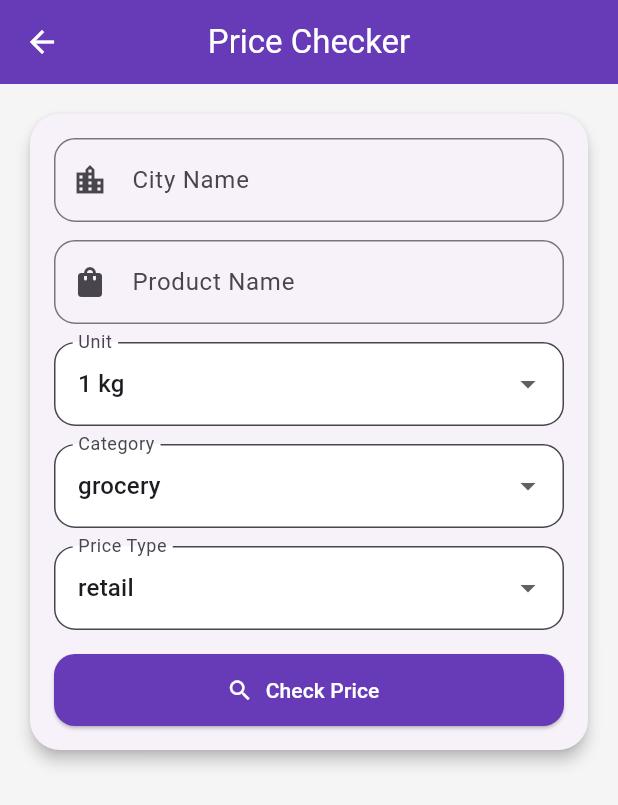
After one commit to Abdulbasit24075/mini-bank-organizer, a Flutter app: the AdminDashboard screen opened directly, after a tap on "Check Product Price", on a phone screen of 412 x 824 dp. The commit adds this screen. Shown: the top 805 px of the screen. Run offline on Flutter 3.47's test engine with Material 3 defaults, Android fonts, the phone set to English and light mode, and no system bars; our stand-ins replace cloud_firestore, firebase_auth, firebase_core, pdf, printing; accounts and stored records are empty.

Commit message:
commit before updating pdf

```diff
--- a/lib/admin/admin_dashboard.dart
+++ b/lib/admin/admin_dashboard.dart
@@ -1,9 +1,11 @@
 import 'package:flutter/material.dart';
 import 'package:firebase_auth/firebase_auth.dart';
 import 'package:cloud_firestore/cloud_firestore.dart';
+
 import 'select_user_type_screen.dart';
 import 'linked_users_screen.dart';
 import 'admin_notebooks_screen.dart';
+import 'price_checker_screen.dart';
 import '../auth/signup_screen.dart';
 
 class AdminDashboard extends StatelessWidget {
@@ -18,6 +20,51 @@ class AdminDashboard extends StatelessWidget {
     return doc.data();
   }
 
+  Widget _dashboardCard({
+    required Color color,
+    required String title,
+    required String buttonText,
+    required VoidCallback onPressed,
+  }) {
+    return Card(
+      color: color,
+      shape: RoundedRectangleBorder(
+        borderRadius: BorderRadius.circular(16),
+      ),
+      elevation: 3,
+      child: Padding(
+        padding: const EdgeInsets.all(16),
+        child: Column(
+          crossAxisAlignment: CrossAxisAlignment.start,
+          children: [
+            Text(
+              title,
+              style: const TextStyle(
+                fontSize: 18,
+                fontWeight: FontWeight.bold,
+                color: Colors.white,
+              ),
+            ),
+            const SizedBox(height: 12),
+            SizedBox(
+              width: double.infinity,
+              child: ElevatedButton(
+                style: ElevatedButton.styleFrom(
+                  backgroundColor: Colors.deepPurple,
+                ),
+                onPressed: onPressed,
+                child: Text(
+                  buttonText,
+                  style: const TextStyle(color: Colors.white),
+                ),
+              ),
+            ),
+          ],
+        ),
+      ),
+    );
+  }
+
   @override
   Widget build(BuildContext context) {
     return Scaffold(
@@ -25,8 +72,6 @@ class AdminDashboard extends StatelessWidget {
         title: const Text('Admin Dashboard'),
         backgroundColor: Colors.deepPurple,
         centerTitle: true,
-
-        // ✅ LOGOUT ICON ADDED (ONLY CHANGE)
         actions: [
           IconButton(
             icon: const Icon(Icons.logout),
@@ -55,10 +100,10 @@ class AdminDashboard extends StatelessWidget {
 
             final admin = snapshot.data!;
 
-            return Column(
+            return SingleChildScrollView(
+              child: Column(
                 crossAxisAlignment: CrossAxisAlignment.start,
                 children: [
-                // ================= ADMIN DETAILS CARD =================
                   Card(
                     color: Colors.purple.shade400,
                     shape: RoundedRectangleBorder(
@@ -100,33 +145,10 @@ class AdminDashboard extends StatelessWidget {
 
                   const SizedBox(height: 24),
 
-                // ================= MY BILLERS CARD =================
-                Card(
+                  _dashboardCard(
                     color: Colors.pink.shade500,
-                  shape: RoundedRectangleBorder(
-                    borderRadius: BorderRadius.circular(16),
-                  ),
-                  elevation: 3,
-                  child: Padding(
-                    padding: const EdgeInsets.all(16),
-                    child: Column(
-                      crossAxisAlignment: CrossAxisAlignment.start,
-                      children: [
-                        const Text(
-                          'My Billers',
-                          style: TextStyle(
-                            fontSize: 18,
-                            fontWeight: FontWeight.bold,
-                            color: Colors.white,
-                          ),
-                        ),
-                        const SizedBox(height: 12),
-                        SizedBox(
-                          width: double.infinity,
-                          child: ElevatedButton(
-                            style: ElevatedButton.styleFrom(
-                              backgroundColor: Colors.deepPurple,
-                            ),
+                    title: 'My Billers',
+                    buttonText: 'View Billers',
                     onPressed: () {
                       Navigator.push(
                         context,
@@ -135,45 +157,14 @@ class AdminDashboard extends StatelessWidget {
                         ),
                       );
                     },
-                            child: const Text(
-                              'View Billers',
-                              style: TextStyle(color: Colors.white),
-                            ),
-                          ),
-                        ),
-                      ],
-                    ),
-                  ),
                   ),
 
                   const SizedBox(height: 16),
 
-                Card(
+                  _dashboardCard(
                     color: Colors.indigo,
-                  shape: RoundedRectangleBorder(
-                    borderRadius: BorderRadius.circular(16),
-                  ),
-                  elevation: 3,
-                  child: Padding(
-                    padding: const EdgeInsets.all(16),
-                    child: Column(
-                      crossAxisAlignment: CrossAxisAlignment.start,
-                      children: [
-                        const Text(
-                          'Notebooks',
-                          style: TextStyle(
-                            fontSize: 18,
-                            fontWeight: FontWeight.bold,
-                            color: Colors.white,
-                          ),
-                        ),
-                        const SizedBox(height: 12),
-                        SizedBox(
-                          width: double.infinity,
-                          child: ElevatedButton(
-                            style: ElevatedButton.styleFrom(
-                              backgroundColor: Colors.deepPurple,
-                            ),
+                    title: 'Notebooks',
+                    buttonText: 'Open My Notebooks',
                     onPressed: () {
                       Navigator.push(
                         context,
@@ -182,23 +173,30 @@ class AdminDashboard extends StatelessWidget {
                         ),
                       );
                     },
-                            child: const Text(
-                              'Open My Notebooks',
-                              style: TextStyle(color: Colors.white),
                   ),
+
+                  const SizedBox(height: 16),
+
+                  _dashboardCard(
+                    color: Colors.green.shade600,
+                    title: 'Price Checker',
+                    buttonText: 'Check Product Price',
+                    onPressed: () {
+                      Navigator.push(
+                        context,
+                        MaterialPageRoute(
+                          builder: (_) => const PriceCheckerScreen(),
                         ),
+                      );
+                    },
                   ),
                 ],
               ),
-                  ),
-                ),
-              ],
             );
           },
         ),
       ),
 
-      // ================= FAB (UNCHANGED) =================
       floatingActionButton: FloatingActionButton(
         backgroundColor: Colors.deepPurple,
         child: const Icon(Icons.person),
--- /dev/null
+++ b/lib/admin/price_checker_screen.dart
@@ -0,0 +1,400 @@
+import 'package:flutter/material.dart';
+import '../core/services/price_check_service.dart';
+
+class PriceCheckerScreen extends StatefulWidget {
+  const PriceCheckerScreen({super.key});
+
+  @override
+  State<PriceCheckerScreen> createState() => _PriceCheckerScreenState();
+}
+
+class _PriceCheckerScreenState extends State<PriceCheckerScreen> {
+  final TextEditingController _cityCtrl = TextEditingController();
+  final TextEditingController _productCtrl = TextEditingController();
+  final TextEditingController _customUnitCtrl = TextEditingController();
+
+  String selectedUnit = '1 kg';
+  String selectedCategory = 'grocery';
+  String selectedPriceType = 'retail';
+
+  bool isLoading = false;
+  String? errorMessage;
+  PriceCheckResult? result;
+
+  Future<void> checkPrice() async {
+    final city = _cityCtrl.text.trim();
+    final product = _productCtrl.text.trim();
+
+    final unit = selectedUnit == 'Custom unit'
+        ? _customUnitCtrl.text.trim()
+        : selectedUnit;
+
+    if (city.isEmpty || product.isEmpty) {
+      setState(() {
+        errorMessage = 'Please enter city and product name.';
+      });
+      return;
+    }
+
+    if (unit.isEmpty) {
+      setState(() {
+        errorMessage = 'Please enter custom unit.';
+      });
+      return;
+    }
+
+    setState(() {
+      isLoading = true;
+      errorMessage = null;
+      result = null;
+    });
+
+    try {
+      final res = await PriceCheckService().checkPrice(
+        product: product,
+        city: city,
+        unit: unit,
+        category: selectedCategory,
+        priceType: selectedPriceType,
+      );
+
+      setState(() {
+        result = res;
+      });
+    } catch (e) {
+      setState(() {
+        errorMessage = e.toString();
+      });
+    } finally {
+      setState(() {
+        isLoading = false;
+      });
+    }
+  }
+
+  Widget inputDropdown({
+    required String label,
+    required String value,
+    required List<String> items,
+    required Function(String?) onChanged,
+  }) {
+    return DropdownButtonFormField<String>(
+      value: value,
+      decoration: InputDecoration(
+        labelText: label,
+        filled: true,
+        fillColor: Colors.white,
+        border: OutlineInputBorder(borderRadius: BorderRadius.circular(14)),
+      ),
+      items: items
+          .map((e) => DropdownMenuItem(value: e, child: Text(e)))
+          .toList(),
+      onChanged: onChanged,
+    );
+  }
+
+  Widget summaryCard() {
+    final r = result!;
+
+    return Container(
+      width: double.infinity,
+      padding: const EdgeInsets.all(18),
+      decoration: BoxDecoration(
+        gradient: LinearGradient(
+          colors: [Colors.deepPurple, Colors.deepPurple.shade300],
+        ),
+        borderRadius: BorderRadius.circular(20),
+      ),
+      child: Column(
+        crossAxisAlignment: CrossAxisAlignment.start,
+        children: [
+          const Text(
+            'Estimated Price',
+            style: TextStyle(color: Colors.white70, fontSize: 14),
+          ),
+          const SizedBox(height: 8),
+          Text(
+            r.estimatedPrice,
+            style: const TextStyle(
+              color: Colors.white,
+              fontSize: 30,
+              fontWeight: FontWeight.bold,
+            ),
+          ),
+          const SizedBox(height: 10),
+          Text(
+            '${r.product} in ${r.city}',
+            style: const TextStyle(color: Colors.white, fontSize: 16),
+          ),
+          const SizedBox(height: 6),
+          Text(
+            'Range: ${r.priceRange} | Unit: ${r.unit}',
+            style: const TextStyle(color: Colors.white70),
+          ),
+          const SizedBox(height: 6),
+          Text(
+            'Confidence: ${r.confidence}',
+            style: const TextStyle(color: Colors.white70),
+          ),
+        ],
+      ),
+    );
+  }
+
+  Widget sourceCard(PriceSource source, int index) {
+    final colors = [
+      Colors.green.shade50,
+      Colors.blue.shade50,
+      Colors.orange.shade50,
+      Colors.purple.shade50,
+      Colors.teal.shade50,
+    ];
+
+    return Card(
+      color: colors[index % colors.length],
+      elevation: 3,
+      shape: RoundedRectangleBorder(borderRadius: BorderRadius.circular(18)),
+      margin: const EdgeInsets.symmetric(vertical: 8),
+      child: Padding(
+        padding: const EdgeInsets.all(14),
+        child: Column(
+          crossAxisAlignment: CrossAxisAlignment.start,
+          children: [
+            Text(
+              source.source,
+              style: const TextStyle(
+                fontWeight: FontWeight.bold,
+                fontSize: 17,
+              ),
+            ),
+            const SizedBox(height: 6),
+            Text(
+              source.price,
+              style: const TextStyle(
+                fontSize: 22,
+                fontWeight: FontWeight.bold,
+                color: Colors.deepPurple,
+              ),
+            ),
+            const SizedBox(height: 8),
+            Text(
+              source.title,
+              style: const TextStyle(fontWeight: FontWeight.w500),
+            ),
+            const SizedBox(height: 6),
+            Text(
+              source.snippet,
+              maxLines: 3,
+              overflow: TextOverflow.ellipsis,
+              style: TextStyle(color: Colors.grey.shade700),
+            ),
+          ],
+        ),
+      ),
+    );
+  }
+
+  @override
+  void dispose() {
+    _cityCtrl.dispose();
+    _productCtrl.dispose();
+    _customUnitCtrl.dispose();
+    super.dispose();
+  }
+
+  @override
+  Widget build(BuildContext context) {
+    final r = result;
+
+    return Scaffold(
+      backgroundColor: Colors.grey.shade100,
+      appBar: AppBar(
+        title: const Text('Price Checker'),
+        backgroundColor: Colors.deepPurple,
+        foregroundColor: Colors.white,
+        centerTitle: true,
+      ),
+      body: SingleChildScrollView(
+        padding: const EdgeInsets.all(16),
+        child: Column(
+          children: [
+            Card(
+              elevation: 4,
+              shape: RoundedRectangleBorder(
+                borderRadius: BorderRadius.circular(20),
+              ),
+              child: Padding(
+                padding: const EdgeInsets.all(16),
+                child: Column(
+                  children: [
+                    TextField(
+                      controller: _cityCtrl,
+                      decoration: InputDecoration(
+                        labelText: 'City Name',
+                        hintText: 'Example: Lahore',
+                        prefixIcon: const Icon(Icons.location_city),
+                        border: OutlineInputBorder(
+                          borderRadius: BorderRadius.circular(14),
+                        ),
+                      ),
+                    ),
+
+                    const SizedBox(height: 12),
+
+                    TextField(
+                      controller: _productCtrl,
+                      decoration: InputDecoration(
+                        labelText: 'Product Name',
+                        hintText: 'Example: sugar, rice, flour',
+                        prefixIcon: const Icon(Icons.shopping_bag),
+                        border: OutlineInputBorder(
+                          borderRadius: BorderRadius.circular(14),
+                        ),
+                      ),
+                    ),
+
+                    const SizedBox(height: 12),
+
+                    inputDropdown(
+                      label: 'Unit',
+                      value: selectedUnit,
+                      items: const [
+                        '1 kg',
+                        '5 kg',
+                        '10 kg',
+                        '40 kg',
+                        '50 kg',
+                        '1 litre',
+                        '1 item',
+                        'Custom unit',
+                      ],
+                      onChanged: (value) {
+                        setState(() {
+                          selectedUnit = value!;
+                          if (selectedUnit != 'Custom unit') {
+                            _customUnitCtrl.clear();
+                          }
+                        });
+                      },
+                    ),
+
+                    if (selectedUnit == 'Custom unit') ...[
+                      const SizedBox(height: 12),
+                      TextField(
+                        controller: _customUnitCtrl,
+                        decoration: InputDecoration(
+                          labelText: 'Enter Custom Unit',
+                          hintText: 'Example: 250 gram, 1 dozen, 1 bag',
+                          prefixIcon: const Icon(Icons.edit),
+                          border: OutlineInputBorder(
+                            borderRadius: BorderRadius.circular(14),
+                          ),
+                        ),
+                      ),
+                    ],
+
+                    const SizedBox(height: 12),
+
+                    inputDropdown(
+                      label: 'Category',
+                      value: selectedCategory,
+                      items: const [
+                        'grocery',
+                        'vegetable',
+                        'fruit',
+                        'meat',
+                        'electronics',
+                        'construction material',
+                        'stationery',
+                      ],
+                      onChanged: (value) {
+                        setState(() => selectedCategory = value!);
+                      },
+                    ),
+
+                    const SizedBox(height: 12),
+
+                    inputDropdown(
+                      label: 'Price Type',
+                      value: selectedPriceType,
+                      items: const [
+                        'retail',
+                        'wholesale',
+                        'market',
+                        'online',
+                      ],
+                      onChanged: (value) {
+                        setState(() => selectedPriceType = value!);
+                      },
+                    ),
+
+                    const SizedBox(height: 16),
+
+                    SizedBox(
+                      width: double.infinity,
+                      height: 48,
+                      child: ElevatedButton.icon(
+                        style: ElevatedButton.styleFrom(
+                          backgroundColor: Colors.deepPurple,
+                          foregroundColor: Colors.white,
+                          shape: RoundedRectangleBorder(
+                            borderRadius: BorderRadius.circular(14),
+                          ),
+                        ),
+                        onPressed: isLoading ? null : checkPrice,
+                        icon: const Icon(Icons.search),
+                        label: Text(
+                          isLoading ? 'Checking...' : 'Check Price',
+                        ),
+                      ),
+                    ),
+                  ],
+                ),
+              ),
+            ),
+
+            const SizedBox(height: 18),
+
+            if (isLoading) const CircularProgressIndicator(),
+
+            if (errorMessage != null)
+              Card(
+                color: Colors.red.shade50,
+                child: Padding(
+                  padding: const EdgeInsets.all(14),
+                  child: Text(
+                    errorMessage!,
+                    style: const TextStyle(color: Colors.red),
+                  ),
+                ),
+              ),
+
+            if (r != null) ...[
+              summaryCard(),
+              const SizedBox(height: 14),
+              Align(
+                alignment: Alignment.centerLeft,
+                child: Text(
+                  'Source Cards',
+                  style: Theme.of(context).textTheme.titleLarge,
+                ),
+              ),
+              const SizedBox(height: 8),
+              if (r.priceSources.isEmpty)
+                const Text('No source cards found.')
+              else
+                ...r.priceSources.asMap().entries.map(
+                      (entry) => sourceCard(entry.value, entry.key),
+                ),
+              const SizedBox(height: 12),
+              Text(
+                r.note,
+                style: TextStyle(color: Colors.grey.shade700),
+              ),
+            ],
+          ],
+        ),
+      ),
+    );
+  }
+}
--- /dev/null
+++ b/lib/core/services/price_check_service.dart
@@ -0,0 +1,159 @@
+import 'dart:convert';
+import 'package:http/http.dart' as http;
+
+class PriceSource {
+  final String source;
+  final String title;
+  final String price;
+  final String snippet;
+
+  PriceSource({
+    required this.source,
+    required this.title,
+    required this.price,
+    required this.snippet,
+  });
+}
+
+class PriceCheckResult {
+  final String product;
+  final String city;
+  final String estimatedPrice;
+  final String priceRange;
+  final String unit;
+  final String confidence;
+  final String note;
+  final List<PriceSource> priceSources;
+
+  PriceCheckResult({
+    required this.product,
+    required this.city,
+    required this.estimatedPrice,
+    required this.priceRange,
+    required this.unit,
+    required this.confidence,
+    required this.note,
+    required this.priceSources,
+  });
+}
+
+class PriceCheckService {
+  static const String _apiKey = 'd4de47c6a5c047df6cf612099a783a220fd61c215b3c75d5bf43c1a66580a0ee';
+
+  Future<PriceCheckResult> checkPrice({
+    required String product,
+    required String city,
+    required String unit,
+    required String category,
+    required String priceType,
+  }) async {
+    final query =
+        '$product $unit $priceType price in $city Pakistan today $category';
+
+    final uri = Uri.https('serpapi.com', '/search.json', {
+      'engine': 'google',
+      'q': query,
+      'gl': 'pk',
+      'hl': 'en',
+      'api_key': _apiKey,
+    });
+
+    final response = await http.get(uri);
+
+    if (response.statusCode != 200) {
+      throw Exception('Failed to fetch price. Status: ${response.statusCode}');
+    }
+
+    final data = jsonDecode(response.body);
+    final List organicResults = data['organic_results'] ?? [];
+
+    final List<int> prices = [];
+    final List<PriceSource> sources = [];
+
+    for (final item in organicResults) {
+      final title = item['title']?.toString() ?? '';
+      final snippet = item['snippet']?.toString() ?? '';
+      final source = item['source']?.toString() ?? 'Unknown';
+
+      final text = '$title $snippet';
+
+      final matches = RegExp(
+        r'(?:Rs\.?|PKR)\s?([0-9,]+)',
+        caseSensitive: false,
+      ).allMatches(text);
+
+      for (final match in matches) {
+        final raw = match.group(1)?.replaceAll(',', '');
+        final price = int.tryParse(raw ?? '');
+
+        if (price == null) continue;
+
+        // Important filters
+        if (unit.toLowerCase().contains('kg')) {
+          if (price < 20 || price > 2000) continue;
+        } else {
+          if (price < 20 || price > 500000) continue;
+        }
+
+        prices.add(price);
+
+        sources.add(
+          PriceSource(
+            source: source,
+            title: title,
+            price: 'Rs. $price',
+            snippet: snippet,
+          ),
+        );
+      }
+    }
+
+    if (prices.isEmpty) {
+      return PriceCheckResult(
+        product: product,
+        city: city,
+        estimatedPrice: 'Not found',
+        priceRange: 'Not available',
+        unit: unit,
+        confidence: 'Low',
+        note: 'No clear PKR price found. Try writing product more specifically.',
+        priceSources: [],
+      );
+    }
+
+    prices.sort();
+
+    final minPrice = prices.first;
+    final maxPrice = prices.last;
+
+// Average from source card prices, with outlier removal
+    final sourcePrices = sources.map((s) {
+      final raw = s.price.replaceAll(RegExp(r'[^0-9]'), '');
+      return int.tryParse(raw);
+    }).whereType<int>().toList();
+
+    sourcePrices.sort();
+
+    List<int> averagePrices = List.from(sourcePrices);
+
+// Remove lowest and highest outlier only if enough prices exist
+    if (averagePrices.length >= 5) {
+      averagePrices = averagePrices.sublist(1, averagePrices.length - 1);
+    }
+
+    final avgPrice = averagePrices.isEmpty
+        ? (prices.reduce((a, b) => a + b) / prices.length).round()
+        : (averagePrices.reduce((a, b) => a + b) / averagePrices.length).round();
+
+    return PriceCheckResult(
+      product: product,
+      city: city,
+      estimatedPrice: 'Rs. $avgPrice',
+      priceRange: 'Rs. $minPrice - Rs. $maxPrice',
+      unit: unit,
+      confidence: prices.length >= 3 ? 'Good' : 'Medium',
+      note: 'Estimated from Google Pakistan results. Price may vary by shop/date.',
+      priceSources: sources.take(5).toList(),
+    );
+  }
+}
--- a/pubspec.yaml
+++ b/pubspec.yaml
@@ -38,6 +38,7 @@ dependencies:
   pdf: ^3.11.3
   printing: ^5.13.1
   intl: ^0.20.2
+  http: ^1.2.2
 
 
 
```
Also changed, not shown: pubspec.lock, 1 other file. Lines whose indentation alone changed are shown as unchanged.
